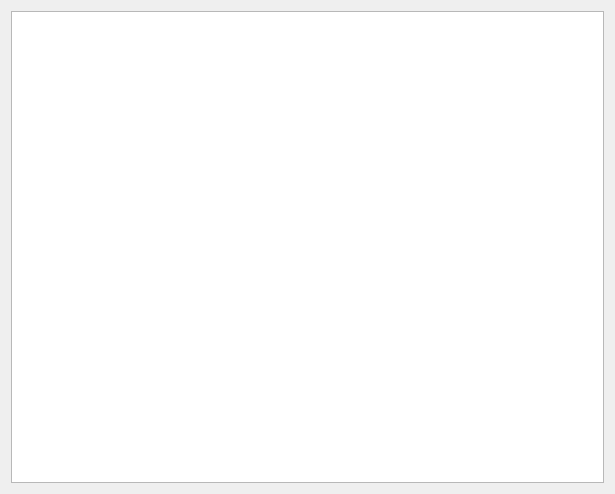
Eric-Meunier/Processor-Suite, file src/qt_ui/pem_editor_widget.ui: the form before one commit.
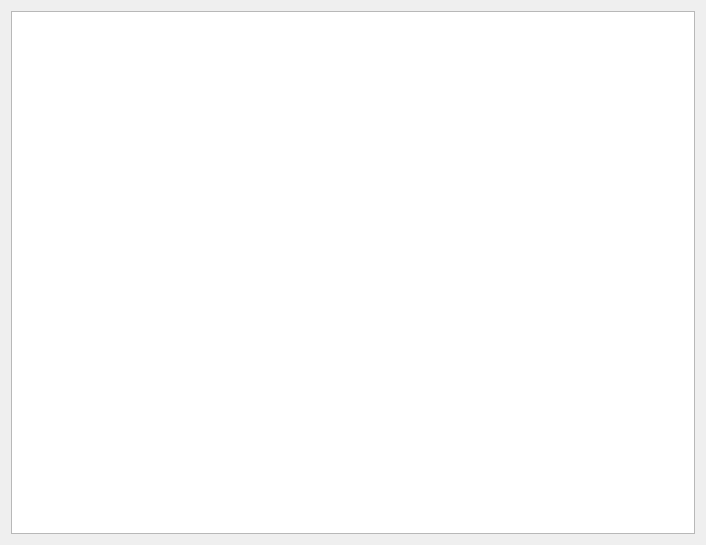
The form after the commit.

Commit message: Added pemfile saving to pem files and to pem editor.

Diff of the .ui file:
```diff
--- a/src/qt_ui/pem_editor_widget.ui
+++ b/src/qt_ui/pem_editor_widget.ui
@@ -9,10 +9,16 @@
    <rect>
     <x>0</x>
     <y>0</y>
-    <width>615</width>
-    <height>494</height>
+    <width>706</width>
+    <height>545</height>
    </rect>
   </property>
+  <property name="sizePolicy">
+   <sizepolicy hsizetype="Expanding" vsizetype="Expanding">
+    <horstretch>0</horstretch>
+    <verstretch>0</verstretch>
+   </sizepolicy>
+  </property>
   <property name="windowTitle">
    <string>Form</string>
   </property>
```
The commit also changes 4 other files.
